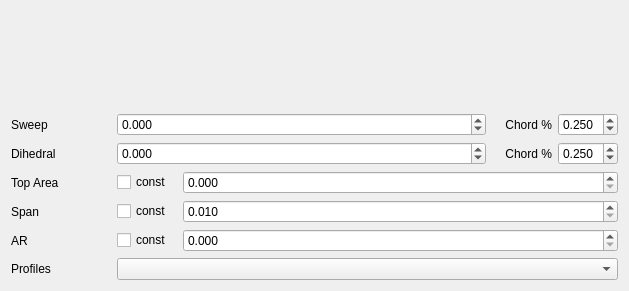
This is TIGLCreator/src/modificators/ModificatorWingWidget.ui in DLR-SC/tigl as Qt 5 draws it before an edit. The edited form follows.
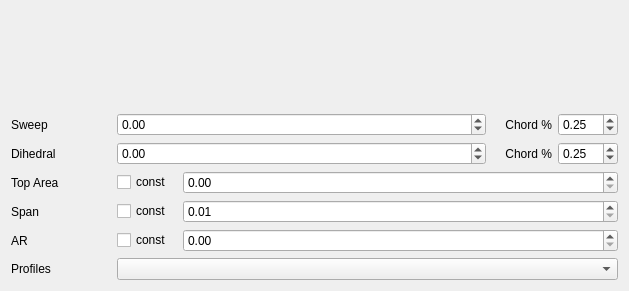
This is the edited form. Custom widgets are drawn as their Qt base class.

Commit message: Apply spinbox behaviour also to configurator spinboxes to allow for more decimals

```diff
--- a/TIGLCreator/src/modificators/ModificatorWingWidget.ui
+++ b/TIGLCreator/src/modificators/ModificatorWingWidget.ui
@@ -80,7 +80,7 @@
          <height>16777215</height>
         </size>
        </property>
-       <property name="decimals">
+       <property name="displayDecimals">
         <number>3</number>
        </property>
        <property name="minimum">
@@ -139,7 +139,7 @@
          <height>0</height>
         </size>
        </property>
-       <property name="decimals">
+       <property name="displayDecimals">
         <number>3</number>
        </property>
        <property name="maximum">
@@ -190,7 +190,7 @@
          <verstretch>0</verstretch>
         </sizepolicy>
        </property>
-       <property name="decimals">
+       <property name="displayDecimals">
         <number>3</number>
        </property>
        <property name="minimum">
@@ -249,7 +249,7 @@
          <height>0</height>
         </size>
        </property>
-       <property name="decimals">
+       <property name="displayDecimals">
         <number>3</number>
        </property>
        <property name="maximum">
@@ -313,7 +313,7 @@
        <property name="keyboardTracking">
         <bool>true</bool>
        </property>
-       <property name="decimals">
+       <property name="displayDecimals">
         <number>3</number>
        </property>
        <property name="minimum">
@@ -368,7 +368,7 @@
      </item>
      <item>
       <widget class="TIGLCreatorDoubleSpinBox" name="spinBoxSpan">
-       <property name="decimals">
+       <property name="displayDecimals">
         <number>3</number>
        </property>
        <property name="minimum">
@@ -423,7 +423,7 @@
      </item>
      <item>
       <widget class="TIGLCreatorDoubleSpinBox" name="spinBoxAR">
-       <property name="decimals">
+       <property name="displayDecimals">
         <number>3</number>
        </property>
        <property name="minimum">
```
The commit also changes 4 other files.
